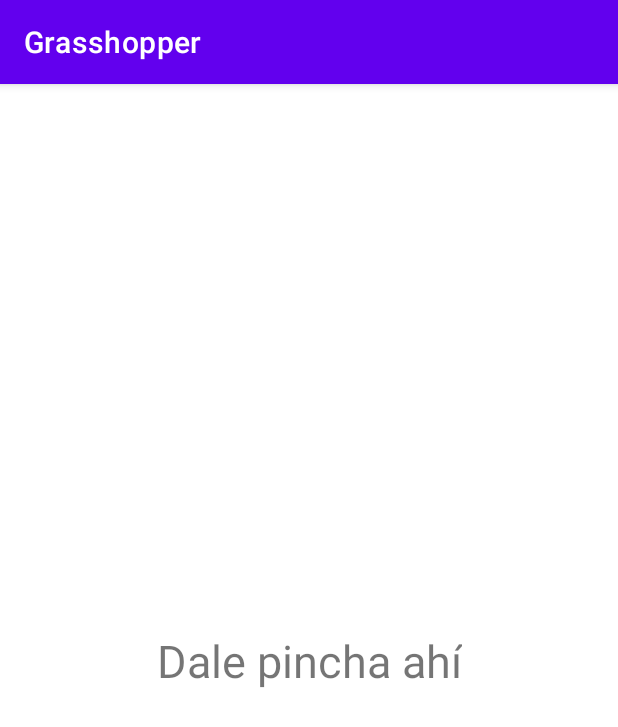
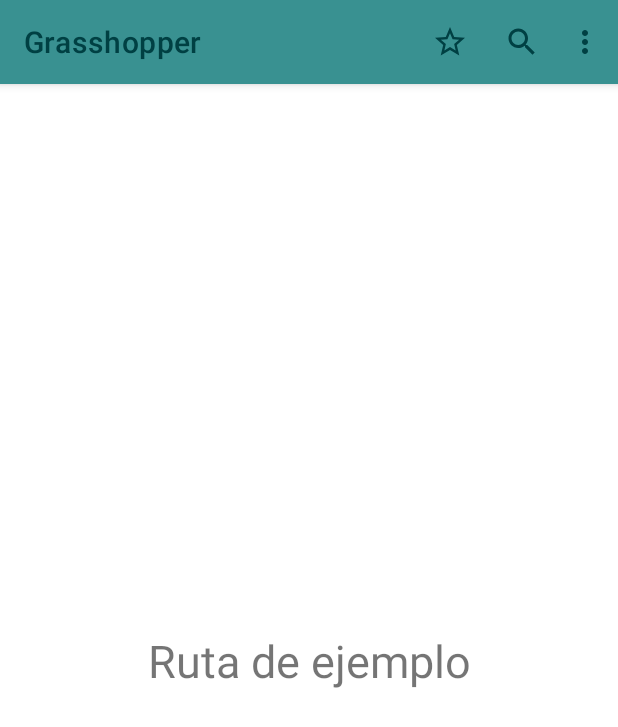
Before and after one commit to mcas2/InterfaceDesign, an Android app: the MainActivity screen opened directly, with no data from a screen before it, on a phone screen of 412 x 824 dp. Shown: the top 727 px of the screen. Run offline under Robolectric (Android 15) with nearby library versions, the phone set to English and light mode, and no system bars.

Commit message:
Menu appbar

```diff
--- a/app/src/main/java/com/mcas2/interfacedesign/MainActivity.java
+++ b/app/src/main/java/com/mcas2/interfacedesign/MainActivity.java
@@ -6,6 +6,7 @@ import androidx.constraintlayout.widget.ConstraintLayout;
 
 import android.os.Bundle;
 import android.view.ContextMenu;
+import android.view.Menu;
 import android.view.MenuItem;
 import android.view.View;
 import android.widget.TextView;
@@ -27,7 +28,7 @@ public class MainActivity extends AppCompatActivity {
     @Override
     public void onCreateContextMenu(ContextMenu menu, View v, ContextMenu.ContextMenuInfo menuInfo) {
         getMenuInflater().inflate(R.menu.menu_context, menu);
-    }
+    } //Este menú es contextual para pulsar y que aparezca.
 
     @Override
     public boolean onContextItemSelected(@NonNull MenuItem item) {
@@ -41,12 +42,12 @@ public class MainActivity extends AppCompatActivity {
                 ConstraintLayout mLayaut = findViewById(R.id.activity_main_constraint);
 
                 Snackbar snackbar = Snackbar
-                        .make(mLayaut, "Ten cuidado que estás descargando", Snackbar.LENGTH_LONG)
+                        .make(mLayaut, "Atención: descarga en curso.", Snackbar.LENGTH_LONG)
                         .setAction("Deshacer", new View.OnClickListener() {
                             @Override
                             public void onClick(View v) {
                                 Snackbar snackbar_undo = Snackbar.make(mLayaut,
-                                        "Deshecho", Snackbar.LENGTH_LONG);
+                                        "Descarga cancelada.", Snackbar.LENGTH_LONG);
                                 snackbar_undo.show();
                             }
                         });
@@ -61,5 +62,9 @@ public class MainActivity extends AppCompatActivity {
         }
     }
 
-
+    @Override
+    public boolean onCreateOptionsMenu(Menu menu) { //Este menú aparece arriba.
+        getMenuInflater().inflate(R.menu.menu_appbar, menu);
+        return true;
+    }
 }
--- /dev/null
+++ b/app/src/main/res/drawable/fav_appbar_logo_svg.xml
@@ -0,0 +1,10 @@
+<vector xmlns:android="http://schemas.android.com/apk/res/android"
+    android:width="24dp"
+    android:height="24dp"
+    android:viewportWidth="24"
+    android:viewportHeight="24"
+    android:tint="@color/dark_blue">
+  <path
+      android:fillColor="@android:color/white"
+      android:pathData="M22,9.24l-7.19,-0.62L12,2 9.19,8.63 2,9.24l5.46,4.73L5.82,21 12,17.27 18.18,21l-1.63,-7.03L22,9.24zM12,15.4l-3.76,2.27 1,-4.28 -3.32,-2.88 4.38,-0.38L12,6.1l1.71,4.04 4.38,0.38 -3.32,2.88 1,4.28L12,15.4z"/>
+</vector>
--- a/app/src/main/res/drawable/gradient.xml
+++ b/app/src/main/res/drawable/gradient.xml
@@ -2,7 +2,7 @@
 <shape xmlns:android="http://schemas.android.com/apk/res/android"
     android:shape="rectangle">
     <gradient
-        android:startColor="@color/light_blue"
+        android:startColor="@color/dark_blue"
         android:endColor="@color/white"
         android:angle="90"
         >
--- /dev/null
+++ b/app/src/main/res/drawable/search_appbar_logo_svg.xml
@@ -0,0 +1,10 @@
+<vector xmlns:android="http://schemas.android.com/apk/res/android"
+    android:width="24dp"
+    android:height="24dp"
+    android:viewportWidth="24"
+    android:viewportHeight="24"
+    android:tint="@color/dark_blue">
+  <path
+      android:fillColor="@android:color/white"
+      android:pathData="M15.5,14h-0.79l-0.28,-0.27C15.41,12.59 16,11.11 16,9.5 16,5.91 13.09,3 9.5,3S3,5.91 3,9.5 5.91,16 9.5,16c1.61,0 3.09,-0.59 4.23,-1.57l0.27,0.28v0.79l5,4.99L20.49,19l-4.99,-5zM9.5,14C7.01,14 5,11.99 5,9.5S7.01,5 9.5,5 14,7.01 14,9.5 11.99,14 9.5,14z"/>
+</vector>
--- a/app/src/main/res/layout/activity_login.xml
+++ b/app/src/main/res/layout/activity_login.xml
@@ -102,7 +102,6 @@
         android:layout_width="wrap_content"
         android:layout_height="wrap_content"
         android:text="@string/app_slogan"
-        android:textColor="@color/white"
         app:layout_constraintTop_toBottomOf="@id/registro"
         app:layout_constraintStart_toStartOf="@id/guideline1"
         app:layout_constraintEnd_toEndOf="@id/guideline2"
@@ -126,7 +125,7 @@
         android:fontFamily="@font/catamaran"
         android:text="Grasshopper"
         android:layout_marginTop="8dp"
-        android:textColor="@color/light_blue"
+        android:textColor="@color/dark_blue"
         android:textSize="30sp"
         app:layout_constraintTop_toBottomOf="@id/imageView2"
         app:layout_constraintStart_toStartOf="@id/guideline1"
--- a/app/src/main/res/layout/activity_main.xml
+++ b/app/src/main/res/layout/activity_main.xml
@@ -11,7 +11,7 @@
         android:id="@+id/textTap"
         android:layout_width="wrap_content"
         android:layout_height="wrap_content"
-        android:text="Dale pincha ahí"
+        android:text="Ruta de ejemplo"
         android:textSize="30sp"
         app:layout_constraintBottom_toBottomOf="parent"
         app:layout_constraintEnd_toEndOf="parent"
--- a/app/src/main/res/layout/activity_sign_up.xml
+++ b/app/src/main/res/layout/activity_sign_up.xml
@@ -153,7 +153,7 @@
         android:fontFamily="@font/catamaran"
         android:text="Grasshopper"
         android:layout_marginTop="8dp"
-        android:textColor="@color/light_blue"
+        android:textColor="@color/dark_blue"
         android:textSize="30sp"
         app:layout_constraintTop_toBottomOf="@id/imageView2"
         app:layout_constraintStart_toStartOf="@id/guideline1"
--- a/app/src/main/res/layout/activity_splash_screen.xml
+++ b/app/src/main/res/layout/activity_splash_screen.xml
@@ -43,7 +43,7 @@
         android:layout_marginTop="8dp"
         android:fontFamily="@font/catamaran"
         android:text="Grasshopper"
-        android:textColor="@color/light_blue"
+        android:textColor="@color/dark_blue"
         android:textSize="40sp"
         app:layout_constraintBottom_toBottomOf="@id/h1"
         app:layout_constraintEnd_toEndOf="parent"
--- a/app/src/main/res/menu/menu_appbar.xml
+++ b/app/src/main/res/menu/menu_appbar.xml
@@ -5,21 +5,25 @@
     <item
         android:id="@+id/fav_appbar"
         android:title="Favorite"
-        android:icon="@drawable/fav_appbar_logo"
+        android:icon="@drawable/fav_appbar_logo_svg"
         app:showAsAction="always"
         />
 
     <item
         android:id="@+id/search_appbar"
-        android:icon="@drawable/search_appbar_logo"
+        android:icon="@drawable/search_appbar_logo_svg"
         android:title="Search"
         app:showAsAction="always"
         />
 
     <item
-        android:id="@+id/display_appbar"
-        android:icon="@drawable/display_appbar_logo"
-        android:title="Display"
-        app:showAsAction="always"
+        android:id="@+id/info_appbar"
+        android:title="Sobre nosotros"
+        app:showAsAction="never"
+        />
+    <item
+        android:id="@+id/warning_appbar"
+        android:title="Avisar de problemas"
+        app:showAsAction="never"
         />
 </menu>
--- a/app/src/main/res/menu/menu_context.xml
+++ b/app/src/main/res/menu/menu_context.xml
@@ -3,12 +3,12 @@
     xmlns:app="http://schemas.android.com/apk/res-auto">
 <item
     android:id="@+id/copy_context"
-    android:title="Copy"
+    android:title="Copiar enlace"
     app:showAsAction="ifRoom"
     /> <!--ifRoom: si hay huevo lo coloca. Si no, no.-->
 <item
     android:id="@+id/download_context"
-    android:title="Download"
+    android:title="Descargar ruta"
     app:showAsAction="ifRoom"
     />
 
--- a/app/src/main/res/values/colors.xml
+++ b/app/src/main/res/values/colors.xml
@@ -11,5 +11,8 @@
     <color name="yellow_forest">#FBD129</color>
     <color name="brown_forest">#AA5504</color>
     <color name="green_deep">#00A51D</color>
-    <color name="light_blue">#004043</color>
+    <color name="dark_blue">#004043</color>
+    <color name="medium_blue">#399191</color>
+    <color name="soft_blue">#88bdbd</color>
+    <color name="transparent">#00FFFFFF</color>
 </resources>
--- a/app/src/main/res/values/themes.xml
+++ b/app/src/main/res/values/themes.xml
@@ -1,18 +1,25 @@
 <resources xmlns:tools="http://schemas.android.com/tools">
     <!-- Base application theme. -->
-    <style name="Theme.InterfaceDesign" parent="Theme.MaterialComponents.DayNight.DarkActionBar">
+    <style name="Theme.InterfaceDesign" parent="Theme.MaterialComponents.DayNight">
         <!-- Primary brand color. -->
-        <item name="colorPrimary">@color/purple_500</item>
+        <item name="colorPrimary">@color/medium_blue</item>
         <item name="colorPrimaryVariant">@color/purple_700</item>
         <item name="colorOnPrimary">@color/white</item>
+        <item name="android:textColorPrimary">@color/dark_blue</item>
         <!-- Secondary brand color. -->
         <item name="colorSecondary">@color/teal_200</item>
         <item name="colorSecondaryVariant">@color/teal_700</item>
         <item name="colorOnSecondary">@color/black</item>
         <!-- Status bar color. -->
-        <item name="android:statusBarColor" tools:targetApi="l">?attr/colorPrimaryVariant</item>
+        <item name="android:statusBarColor" tools:targetApi="l">@color/dark_blue</item>
         <!-- Customize your theme here. -->
+        <item name="actionBarStyle">@style/myActionBar</item>
     </style>
+    <style name="myActionBar" parent="Widget.MaterialComponents.Light.ActionBar.Solid">
+        <!--Esto es una forma de personalizar la action bar sin tocar el resto de parámetros.-->
+    </style>
+
+
     <style name="NoActionTheme" parent="Theme.AppCompat.DayNight.NoActionBar">
 
     </style>
```
